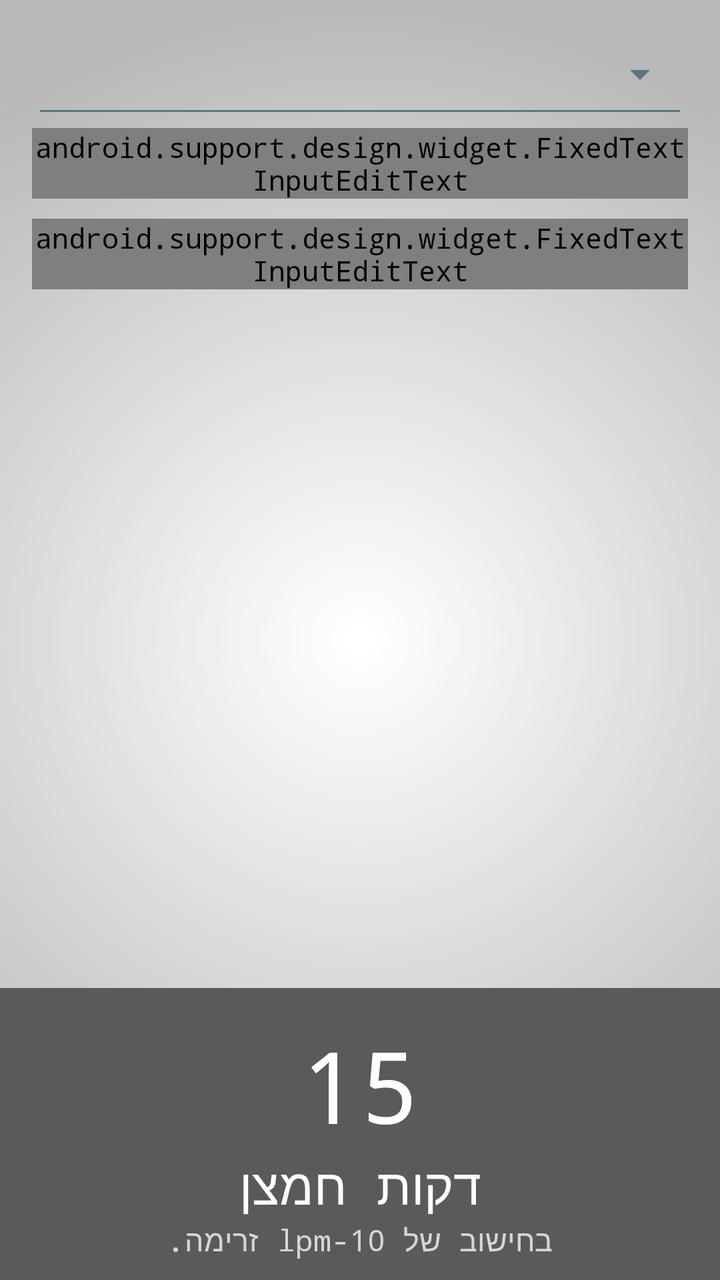
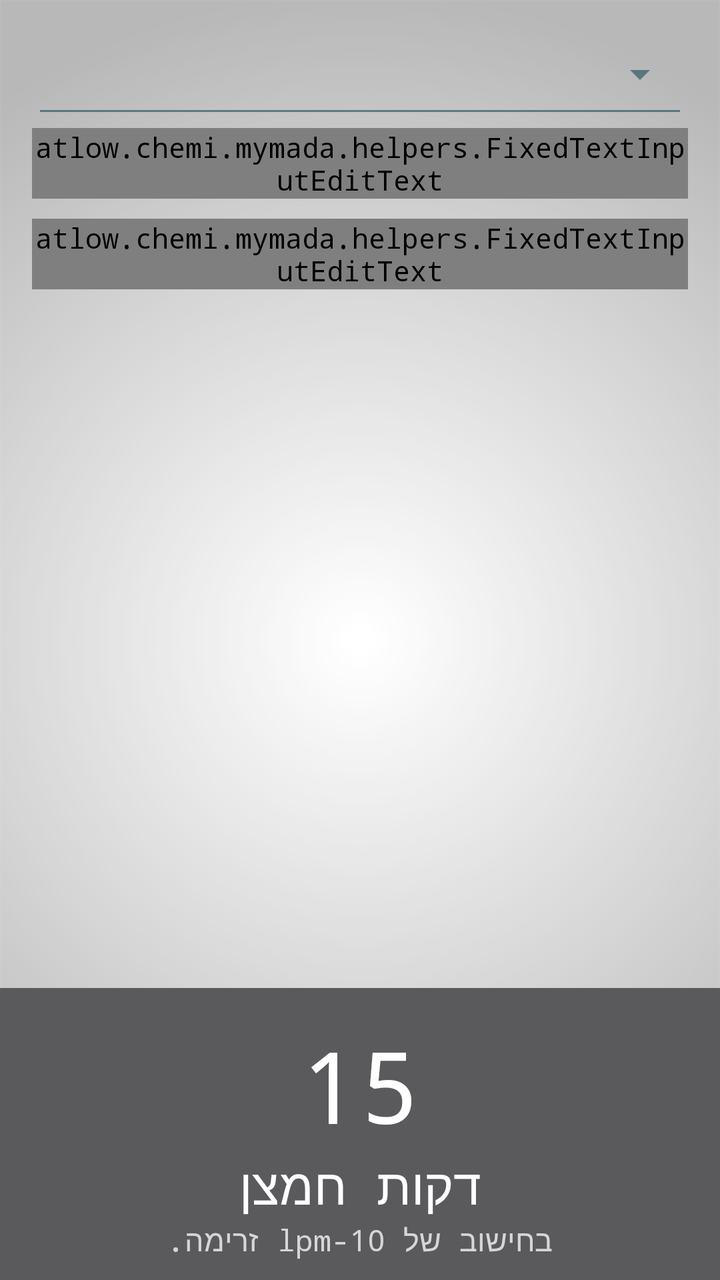

Before-and-after screenshots of an Android layout around one commit, followed by the original layout XML and the change that was made.
<!-- AndroidManifest.xml: application theme AppTheme -->
<!-- res/layout/activity_oxy_calc.xml -->
<?xml version="1.0" encoding="utf-8"?>
<RelativeLayout
    xmlns:android="http://schemas.android.com/apk/res/android"
    xmlns:app="http://schemas.android.com/apk/res-auto"
    xmlns:tools="http://schemas.android.com/tools"
    android:orientation="vertical" android:layout_width="match_parent"
    android:layout_height="match_parent"
    android:focusable="true"
    android:clickable="true">
    <com.google.android.material.textfield.TextInputLayout
        android:layout_width="match_parent"
        android:layout_height="wrap_content"
        android:id="@+id/ballonType"
        android:layout_marginTop="10dp"
        android:layout_marginEnd="@dimen/activity_horizontal_margin"
        android:layout_marginStart="@dimen/activity_horizontal_margin">
        <Spinner
            android:layout_width="match_parent"
            android:layout_height="54dp"
            android:id="@+id/OxyTypeS"
            style="@style/Widget.AppCompat.Spinner.Underlined"
            android:layout_gravity="start"
            android:spinnerMode="dropdown" />
    </com.google.android.material.textfield.TextInputLayout>
    <com.google.android.material.textfield.TextInputLayout
        android:layout_width="match_parent"
        android:layout_height="wrap_content"
        android:layout_below="@+id/ballonType"
        android:layout_marginEnd="@dimen/activity_horizontal_margin"
        android:layout_marginStart="@dimen/activity_horizontal_margin"
        android:clickable="true"
        android:focusable="true"
        android:id="@+id/ATM_TIL">
        <android.support.design.widget.FixedTextInputEditText
            android:layout_width="match_parent"
            android:layout_height="wrap_content"
            android:inputType="number"
            android:id="@+id/ATM"
            android:maxLength="3"
            android:hint="@string/atm"/>
    </com.google.android.material.textfield.TextInputLayout>
    <com.google.android.material.textfield.TextInputLayout
        android:layout_width="match_parent"
        android:layout_height="wrap_content"
        android:layout_marginTop="10dp"
        android:layout_marginEnd="@dimen/activity_horizontal_margin"
        android:layout_marginStart="@dimen/activity_horizontal_margin"
        android:layout_below="@+id/ATM_TIL"
        android:id="@+id/PSI_TIL">
        <android.support.design.widget.FixedTextInputEditText
            android:layout_width="match_parent"
            android:layout_height="wrap_content"
            android:id="@+id/PSI"
            android:inputType="number"
            android:maxLength="5"
            android:hint="@string/psi"/>
    </com.google.android.material.textfield.TextInputLayout>
    <RelativeLayout
        android:layout_width="wrap_content"
        android:layout_height="wrap_content"
        android:layout_alignParentBottom="true"
        android:background="@color/buttonMaterialDark"
        android:id="@+id/OxyTime">
        <TextView
            android:id="@+id/txtOxyMin"
            android:layout_width="fill_parent"
            android:layout_height="wrap_content"
            android:gravity="center"
            android:text="15"
            android:paddingTop="15dp"
            android:textAppearance="?android:attr/textAppearanceLarge"
            android:textSize="50sp"
            android:textColor="#fff" />
        <TextView
            android:id="@+id/txt_TimerSecond"
            android:layout_width="fill_parent"
            android:layout_height="wrap_content"
            android:layout_below="@+id/txtOxyMin"
            android:gravity="center_horizontal"
            android:text="@string/oxyLeft"
            android:textSize="25sp"
            android:textColor="#fff" />
        <TextView
            android:layout_width="fill_parent"
            android:layout_height="wrap_content"
            android:layout_below="@+id/txt_TimerSecond"
            android:gravity="center_horizontal"
            android:text="@string/lpmExp"
            android:layout_marginBottom="10dp"
            android:textSize="15sp"
            android:textColor="#d6d6d6"
            android:id="@+id/twoOxy"/>
    </RelativeLayout>
</RelativeLayout>
<!-- resources referenced by this layout -->
<resources>
  <color name="buttonMaterialDark">#ff5a595b</color>
  <dimen name="activity_horizontal_margin">16dp</dimen>
  <string name="atm">לחץ אטמוספרי בבלון</string>
  <string name="lpmExp">בחישוב של 10-lpm זרימה.</string>
  <string name="oxyLeft">דקות חמצן</string>
  <string name="psi">לחץ psi בבלון</string>
  <style name="AppTheme" parent="Theme.AppCompat.Light">
          
          <item name="android:textColor">@color/Black</item>
          <item name="colorPrimary">@color/ColorPrimary</item>
          <item name="colorPrimaryDark">@color/ColorPrimaryDark</item>
          <item name="android:textColorHintInverse">@color/ColorBlue</item>
          <item name="actionBarTheme">@style/ThemeOverlay.AppCompat.Dark.ActionBar</item>
          <item name="buttonStyle">@style/FButton</item>
          <item name="android:buttonStyle">@style/FButton</item>
          <item name="colorAccent">@color/materialGrey300</item>
          
          <item name="android:actionMenuTextColor">@color/Black</item>
          <item name="android:itemBackground">@color/materialGrey300</item>
          <item name="android:textColorSecondary">@color/ColorRedDark</item>
          <item name="android:windowBackground">@drawable/ic_bgg</item>
          <item name="android:typeface">monospace</item>
  
          <item name="android:textColorHint">@color/ColorAqua</item>
          <item name="colorControlNormal">@color/ColorBlue</item>
          <item name="colorControlActivated">@color/ColorAqua</item>
          
          <item name="colorControlHighlight">@android:color/transparent</item>
      </style>
  <color name="Black">#000000</color>
  <color name="ColorPrimary">#10133b</color>
  <color name="ColorPrimaryDark">#1a1d4b</color>
  <color name="ColorBlue">#98194853</color>
  <style name="FButton" parent="Theme.AppCompat.Light">
          <item name="colorControlHighlight">@color/ColorBlue</item>
          <item name="android:textColor">@color/ColorAqua</item>
          <item name="android:textSize">20sp</item>
      </style>
  <color name="materialGrey300">#ffe0e0e0</color>
  <color name="ColorRedDark">#6b0000</color>
  <!-- drawable ic_bgg: png bitmap (drawable, 33899 bytes) -->
  <color name="ColorAqua">#32a7c3</color>
</resources>

<!-- the commit's change to res/layout/activity_oxy_calc.xml (unified diff, before → after) -->
@@ -31,7 +31,7 @@
         android:clickable="true"
         android:focusable="true"
         android:id="@+id/ATM_TIL">
-        <android.support.design.widget.FixedTextInputEditText
+        <atlow.chemi.mymada.helpers.FixedTextInputEditText
             android:layout_width="match_parent"
             android:layout_height="wrap_content"
             android:inputType="number"
@@ -47,7 +47,7 @@
         android:layout_marginStart="@dimen/activity_horizontal_margin"
         android:layout_below="@+id/ATM_TIL"
         android:id="@+id/PSI_TIL">
-        <android.support.design.widget.FixedTextInputEditText
+        <atlow.chemi.mymada.helpers.FixedTextInputEditText
             android:layout_width="match_parent"
             android:layout_height="wrap_content"
             android:id="@+id/PSI"
